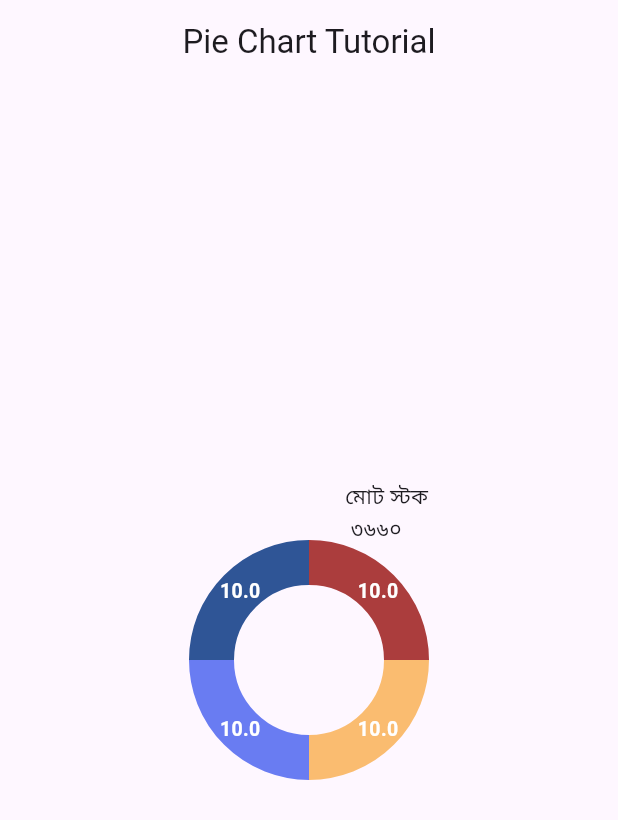
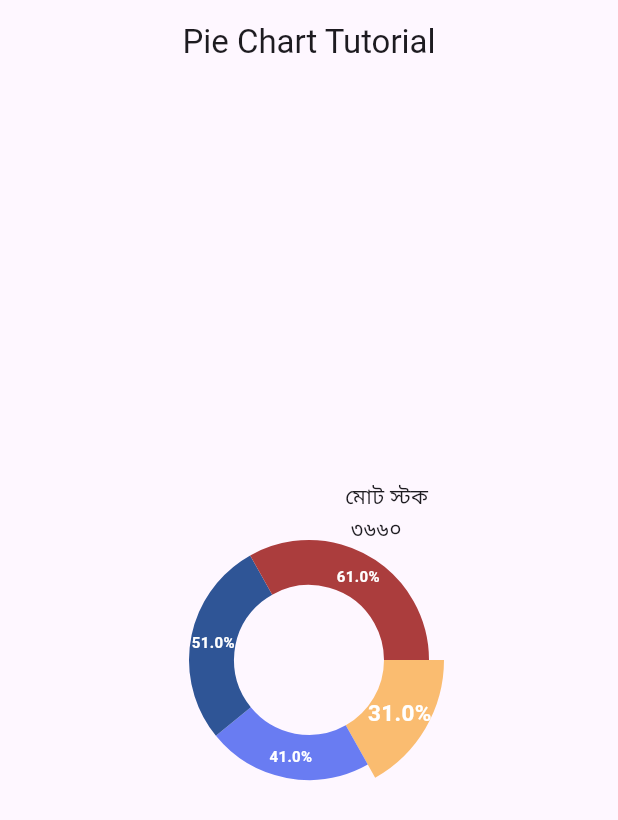
Before and after one commit to motiur-mostakim/Flutter-Pie-Chart-With-fl_chart, a Flutter app: the screen it shows after launch, on a phone screen of 412 x 824 dp. Shown: the top 820 px of the screen. Run offline on Flutter 3.47's test engine with Material 3 defaults, Android fonts, the phone set to English and light mode, and no system bars; drawn by our look-alikes of fl_chart.

Commit message:
updated pie chart

```diff
--- a/lib/screen/home_screen.dart
+++ b/lib/screen/home_screen.dart
@@ -9,7 +9,7 @@ class HomePage extends StatefulWidget {
 }
 
 class _HomePageState extends State<HomePage> {
-  // int touchedIndex = 0;
+  int touchedIndex = 0;
 
   @override
   Widget build(BuildContext context) {
@@ -34,27 +34,27 @@ class _HomePageState extends State<HomePage> {
         children: [
           PieChart(
             PieChartData(
-              // pieTouchData: PieTouchData(
-              //   touchCallback: (FlTouchEvent event, pieTouchResponse) {
-              //     setState(() {
-              //       if (!event.isInterestedForInteractions ||
-              //           pieTouchResponse == null ||
-              //           pieTouchResponse.touchedSection == null) {
-              //         touchedIndex = -1;
-              //         return;
-              //       }
-              //       touchedIndex =
-              //           pieTouchResponse.touchedSection!.touchedSectionIndex;
-              //     });
-              //   },
-              // ),
+              pieTouchData: PieTouchData(
+                touchCallback: (FlTouchEvent event, pieTouchResponse) {
+                  setState(() {
+                    if (!event.isInterestedForInteractions ||
+                        pieTouchResponse == null ||
+                        pieTouchResponse.touchedSection == null) {
+                      touchedIndex = -1;
+                      return;
+                    }
+                    touchedIndex =
+                        pieTouchResponse.touchedSection!.touchedSectionIndex;
+                  });
+                },
+              ),
               sections: piechartSection(),
               sectionsSpace: 0,
               centerSpaceRadius: 50,
             ),
           ),
-          Padding(
-            padding: const EdgeInsets.only(top: 265, left: 230),
+          const Padding(
+            padding: EdgeInsets.only(top: 265, left: 230),
             child: Text("মোট স্টক \n ৩৬৬০"),
           )
         ],
@@ -70,27 +70,83 @@ class _HomePageState extends State<HomePage> {
       const Color(0xFFAB3D3D),
     ];
 
-    // List<IconData> sectionIcons = [
-    //   Icons.business,
-    //   Icons.shopping_bag,
-    //   Icons.local_grocery_store,
-    //   Icons.house,
-    // ];
+    List<IconData> sectionIcons = [
+      Icons.business,
+      Icons.shopping_bag,
+      Icons.local_grocery_store,
+      Icons.house,
+    ];
 
     return List.generate(
       4,
       (i) {
         double value = (i + 3.1) * 10;
-        // final isTouched = i == touchedIndex;
-        const radius = 30.0;
-        const fontSize = 13.0;
+        final isTouched = i == touchedIndex;
         // const widgetSize = 40.0;
+      final fontSize = isTouched ? 15.0 : 10.0;
+      final radius = isTouched ? 40.0 : 30.0;
+      const shadows = [
+        Shadow(
+          color: Colors.black,
+          blurRadius: 2,
+        )
+      ];
+      // API A Use korar jonno ata use korbo
+
+      // switch (i) {
+      //   case 0:
+      //     return PieChartSectionData(
+      //       color: Colors.red,
+      //       value: value,
+      //       title: '$value%',
+      //       radius: radius,
+      //       titleStyle: TextStyle(
+      //         color: Colors.white,
+      //         fontSize: fontSize,
+      //       ),
+      //     );
+      //   case 1:
+      //     return PieChartSectionData(
+      //       color: Colors.black,
+      //       value: value,
+      //       title: '$value%',
+      //       radius: radius,
+      //       titleStyle: TextStyle(
+      //         fontSize: fontSize,
+      //         color: Colors.white,
+      //       ),
+      //     );
+      //   case 2:
+      //     return PieChartSectionData(
+      //       color: Colors.pink,
+      //       value: value,
+      //       title: '$value%',
+      //       radius: radius,
+      //       titleStyle: TextStyle(
+      //         fontSize: fontSize,
+      //         color: Colors.white,
+      //       ),
+      //     );
+      //   case 3:
+      //     return PieChartSectionData(
+      //       color: Colors.greenAccent,
+      //       value: value,
+      //       title: '$value%',
+      //       radius: radius,
+      //       titleStyle: TextStyle(
+      //         color: Colors.white,
+      //         fontSize: fontSize,
+      //       ),
+      //     );
+      //   default:
+      //     throw Error();
+      // }
         return PieChartSectionData(
           color: sectionColors[i],
-          // value: value,
-          // title: '$value%',
+          value: value,
+          title: '$value%',
           radius: radius,
-          titleStyle: const TextStyle(
+          titleStyle: TextStyle(
             fontSize: fontSize,
             fontWeight: FontWeight.bold,
             color: Color(
@@ -102,7 +158,7 @@ class _HomePageState extends State<HomePage> {
           //   size: widgetSize,
           //   borderColor: Colors.black,
           // ),
-          // badgePositionPercentageOffset: 0.98,
+          badgePositionPercentageOffset: 0.98,
         );
       },
     );
--- a/pubspec.yaml
+++ b/pubspec.yaml
@@ -19,7 +19,7 @@ publish_to: 'none' # Remove this line if you wish to publish to pub.dev
 version: 1.0.0+1
 
 environment:
-  sdk: '>=3.4.3 <4.0.0'
+  sdk: '>=3.3.0 <4.0.0'
 
 # Dependencies specify other packages that your package needs in order to work.
 # To automatically upgrade your package dependencies to the latest versions
@@ -35,7 +35,8 @@ dependencies:
   # The following adds the Cupertino Icons font to your application.
   # Use with the CupertinoIcons class for iOS style icons.
   cupertino_icons: ^1.0.6
-  fl_chart: ^0.68.0
+  fl_chart:
+  charts_flutter:
 
 dev_dependencies:
   flutter_test:
```
Also changed, not shown: pubspec.lock.
